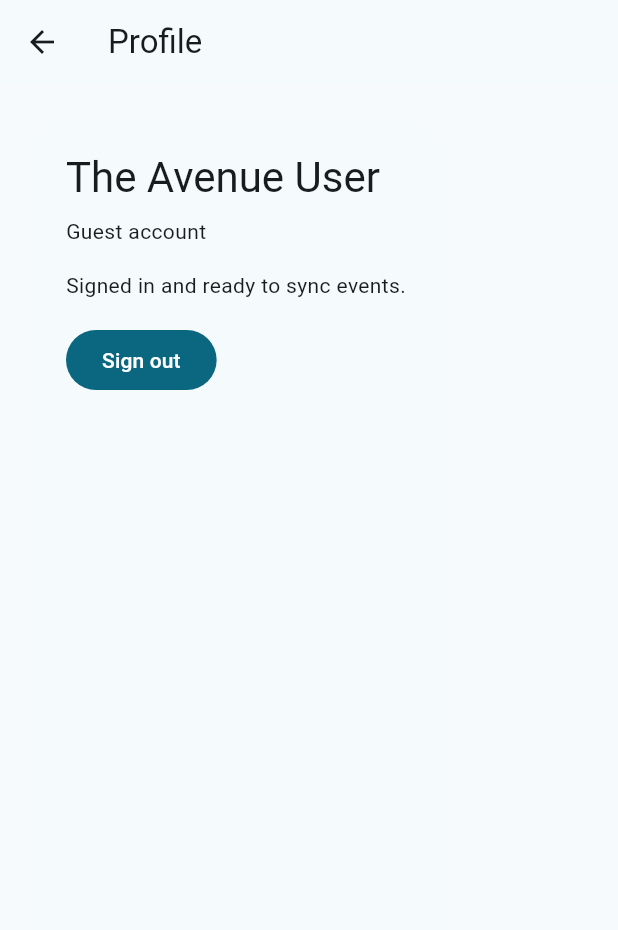
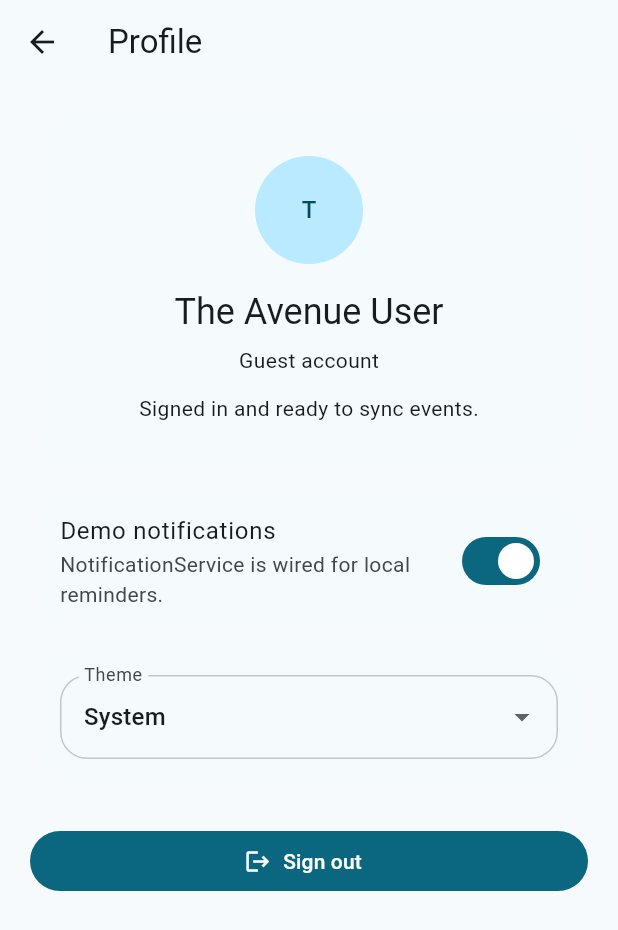
Before and after one commit to juhenes/the_avenue, a Flutter app: the screen it shows once a user with an empty profile is signed in, after a tap on the "person outline" icon, on a phone screen of 412 x 824 dp. Shown: the top 930 px of the screen. Run offline on Flutter 3.47's test engine with Material 3 defaults, Android fonts, the phone set to English and light mode, and no system bars; our stand-ins replace cloud_firestore, firebase_auth, firebase_core, firebase_messaging, flutter_local_notifications, flutter_riverpod and 2 more; accounts and stored records are empty; network calls fail.

Commit message:
Merge profile and settings

```diff
--- a/lib/app/router.dart
+++ b/lib/app/router.dart
@@ -8,8 +8,7 @@ import '../features/authentication/presentation/auth_screens.dart';
 import '../features/events/presentation/event_screens.dart';
 import '../features/home/presentation/home_screen.dart';
 import '../features/profile/presentation/profile_screen.dart';
-import '../features/settings/presentation/settings_screen.dart';
-import '../features/settings/presentation/admin_management_screen.dart';
+import '../features/profile/presentation/admin_management_screen.dart';
 import 'providers.dart';
 
 class GoRouterRefreshStream extends ChangeNotifier {
@@ -109,10 +108,6 @@ final appRouterProvider = Provider<GoRouter>((ref) {
         builder: (context, state) => const ProfileScreen(),
       ),
       GoRoute(
-        path: '/settings',
-        builder: (context, state) => const SettingsScreen(),
-      ),
-      GoRoute(
         path: '/settings/admins',
         builder: (context, state) => const AdminManagementScreen(),
       ),
--- a/lib/features/home/presentation/home_screen.dart
+++ b/lib/features/home/presentation/home_screen.dart
@@ -32,10 +32,6 @@ class HomeScreen extends ConsumerWidget {
           IconButton(
             onPressed: () => context.push('/profile'),
             icon: const Icon(Icons.person_outline),
-          ),
-          IconButton(
-            onPressed: () => context.push('/settings'),
-            icon: const Icon(Icons.settings_outlined),
           ),
         ],
       ),
--- a/lib/features/profile/presentation/profile_screen.dart
+++ b/lib/features/profile/presentation/profile_screen.dart
@@ -11,36 +11,122 @@ class ProfileScreen extends ConsumerWidget {
   @override
   Widget build(BuildContext context, WidgetRef ref) {
     final user = ref.watch(authStateProvider).value ?? AppUser.guest();
+    final themeMode = ref.watch(themeModeProvider);
+    final isSuperAdmin =
+        user.email.trim().toLowerCase() == 'superadmin@theavenue.org';
 
     return Scaffold(
-      appBar: AppBar(title: const Text('Profile')),
-      body: Padding(
+      appBar: AppBar(
+        title: const Text('Profile'),
+      ),
+      body: ListView(
         padding: const EdgeInsets.all(20),
-        child: Card(
+        children: [
+          Card(
             child: Padding(
-            padding: const EdgeInsets.all(20),
+              padding: const EdgeInsets.all(24),
               child: Column(
-              crossAxisAlignment: CrossAxisAlignment.start,
                 children: [
-                Text(user.displayName, style: Theme.of(context).textTheme.headlineMedium),
-                const SizedBox(height: 8),
-                Text(user.email.isEmpty ? 'Guest account' : user.email),
+                  CircleAvatar(
+                    radius: 36,
+                    child: Text(
+                      user.displayName.characters.first.toUpperCase(),
+                    ),
+                  ),
                   const SizedBox(height: 16),
-                Text(user.isGuest ? 'Limited mode active' : 'Signed in and ready to sync events.'),
-                const SizedBox(height: 16),
-                FilledButton(
-                  onPressed: () async {
-                    await ref.read(authRepositoryProvider).signOut();
-                    if (context.mounted) {
-                      context.go('/auth/login');
-                    }
-                  },
-                  child: const Text('Sign out'),
+                  Text(
+                    user.displayName,
+                    style: Theme.of(context).textTheme.headlineSmall,
+                  ),
+                  const SizedBox(height: 6),
+                  Text(
+                    user.email.isEmpty ? 'Guest account' : user.email,
+                  ),
+                  const SizedBox(height: 12),
+                  Text(
+                    user.isGuest
+                        ? 'Limited mode active'
+                        : 'Signed in and ready to sync events.',
                   ),
                 ],
               ),
             ),
           ),
+
+          const SizedBox(height: 20),
+
+          Card(
+            child: SwitchListTile.adaptive(
+              title: const Text('Demo notifications'),
+              subtitle: const Text(
+                'NotificationService is wired for local reminders.',
+              ),
+              value: true,
+              onChanged: (_) {},
+            ),
+          ),
+
+          const SizedBox(height: 12),
+
+          Card(
+            child: Padding(
+              padding: const EdgeInsets.all(16),
+              child: DropdownButtonFormField<ThemeMode>(
+                initialValue: themeMode,
+                decoration: const InputDecoration(
+                  labelText: 'Theme',
+                ),
+                items: const [
+                  DropdownMenuItem(
+                    value: ThemeMode.system,
+                    child: Text('System'),
+                  ),
+                  DropdownMenuItem(
+                    value: ThemeMode.light,
+                    child: Text('Light'),
+                  ),
+                  DropdownMenuItem(
+                    value: ThemeMode.dark,
+                    child: Text('Dark'),
+                  ),
+                ],
+                onChanged: (value) {
+                  ref.read(themeModeProvider.notifier).state =
+                      value ?? ThemeMode.system;
+                },
+              ),
+            ),
+          ),
+
+          if (isSuperAdmin) ...[
+            const SizedBox(height: 12),
+            Card(
+              child: ListTile(
+                leading: const Icon(Icons.admin_panel_settings_outlined),
+                title: const Text('Admin management'),
+                subtitle: const Text(
+                  'Grant or revoke admin access.',
+                ),
+                trailing: const Icon(Icons.chevron_right),
+                onTap: () => context.push('/settings/admins'),
+              ),
+            ),
+          ],
+
+          const SizedBox(height: 24),
+
+          FilledButton.icon(
+            icon: const Icon(Icons.logout),
+            label: const Text('Sign out'),
+            onPressed: () async {
+              await ref.read(authRepositoryProvider).signOut();
+
+              if (context.mounted) {
+                context.go('/auth/login');
+              }
+            },
+          ),
+        ],
       ),
     );
   }
--- a/lib/features/settings/presentation/settings_screen.dart
+++ /dev/null
@@ -1,61 +0,0 @@
-import 'package:flutter/material.dart';
-import 'package:flutter_riverpod/flutter_riverpod.dart';
-import 'package:go_router/go_router.dart';
-
-import '../../../app/providers.dart';
-
-class SettingsScreen extends ConsumerWidget {
-  const SettingsScreen({super.key});
-
-  @override
-  Widget build(BuildContext context, WidgetRef ref) {
-    final themeMode = ref.watch(themeModeProvider);
-    final user = ref.watch(authStateProvider).value;
-    final isSuperAdmin = user?.email.trim().toLowerCase() == 'superadmin@theavenue.org';
-
-    return Scaffold(
-      appBar: AppBar(title: const Text('Settings')),
-      body: ListView(
-        padding: const EdgeInsets.all(20),
-        children: [
-          Card(
-            child: SwitchListTile.adaptive(
-              title: const Text('Demo notifications'),
-              subtitle: const Text('NotificationService is wired for local reminders.'),
-              value: true,
-              onChanged: (_) {},
-            ),
-          ),
-          const SizedBox(height: 12),
-          Card(
-            child: Padding(
-              padding: const EdgeInsets.all(16),
-              child: DropdownButtonFormField<ThemeMode>(
-                initialValue: themeMode,
-                decoration: const InputDecoration(labelText: 'Theme'),
-                items: const [
-                  DropdownMenuItem(value: ThemeMode.system, child: Text('System')),
-                  DropdownMenuItem(value: ThemeMode.light, child: Text('Light')),
-                  DropdownMenuItem(value: ThemeMode.dark, child: Text('Dark')),
-                ],
-                onChanged: (value) => ref.read(themeModeProvider.notifier).state = value ?? ThemeMode.system,
-              ),
-            ),
-          ),
-          if (isSuperAdmin) ...[
-            const SizedBox(height: 12),
-            Card(
-              child: ListTile(
-                leading: const Icon(Icons.admin_panel_settings_outlined),
-                title: const Text('Admin management'),
-                subtitle: const Text('Grant or revoke admin access for announcement management.'),
-                trailing: const Icon(Icons.chevron_right),
-                onTap: () => context.push('/settings/admins'),
-              ),
-            ),
-          ],
-        ],
-      ),
-    );
-  }
-}
```
Also changed, not shown: lib/features/profile/presentation/admin_management_screen.dart (renamed from lib/features/settings/presentation/admin_management_screen.dart). Lines whose indentation alone changed are shown as unchanged.
